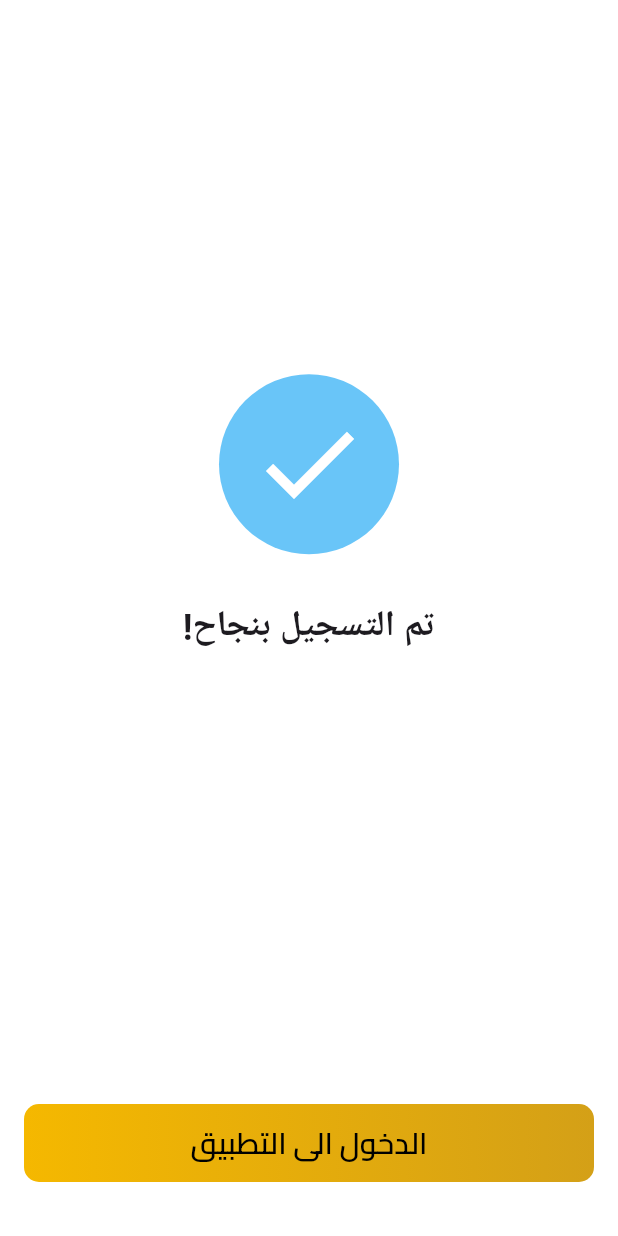
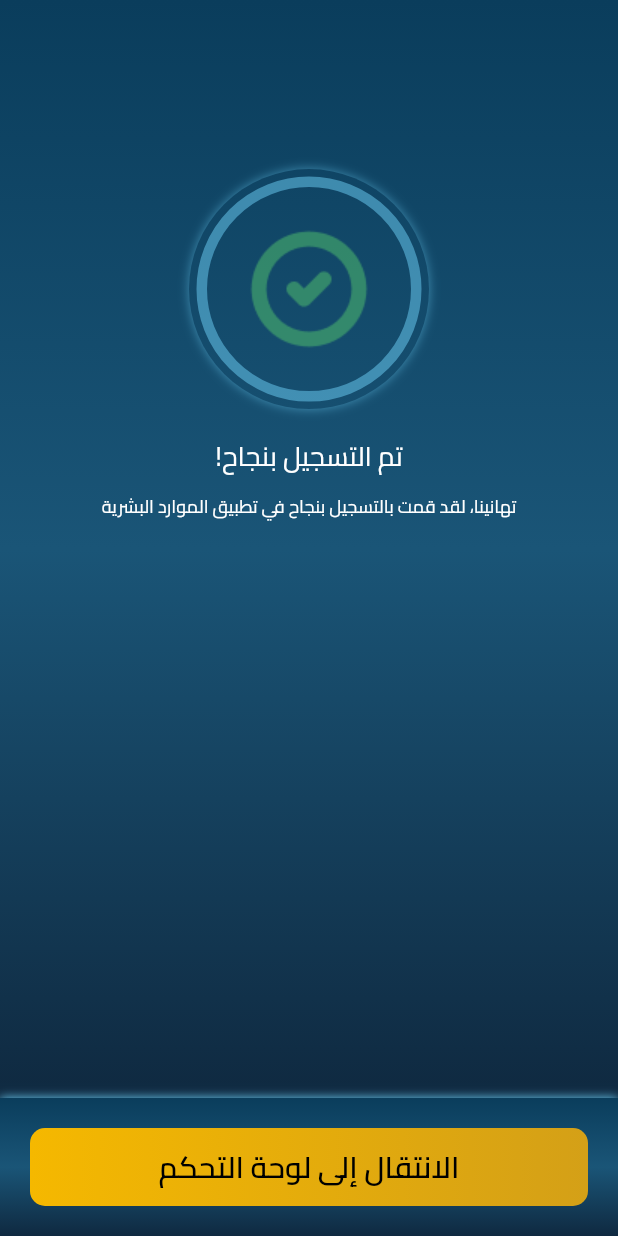
Before and after one commit to Human-Rsource-App/Hr_moi_app, a Flutter app: the RegistrationSuccessScreen screen opened directly, on a phone screen of 412 x 824 dp. Run offline on Flutter 3.47's test engine with Material 3 defaults, Android fonts, the phone set to English and light mode, and no system bars; our stand-ins replace camera, conditional_builder_null_safety, dio, flutter_bloc, permission_handler, pin_code_fields and 1 more; missing offline and left inert: google_mlkit_commons, google_mlkit_face_detection, google_mlkit_text_recognition; accounts and stored records are empty.

Commit message:
update screens
add logo and update splash and registeration_success screens

```diff
--- a/lib/modules/auth/registeration/registration_success.dart
+++ b/lib/modules/auth/registeration/registration_success.dart
@@ -1,48 +1,112 @@
 import 'package:flutter/material.dart';
 import 'package:hr_moi/shared/components/components.dart';
+
+import '../../../shared/style/color.dart';
+import '../../home_screen/home_screen.dart';
 
 class RegistrationSuccessScreen extends StatelessWidget {
   const RegistrationSuccessScreen({super.key});
 
   @override
   Widget build(BuildContext context) {
-    return Scaffold(
-      body: Padding(
-        padding: const EdgeInsets.all(16.0),
-        child: Column(
-          mainAxisAlignment: MainAxisAlignment.center,
-          crossAxisAlignment: CrossAxisAlignment.stretch,
-          children: [
-            const Spacer(),
-            defaultCircleAvatar(
-              radius: 60,
-              backgroundColor: const Color(0xFF69C5F8),
-              child: const Icon(Icons.check, color: Colors.white, size: 80),
+    final size = MediaQuery.of(context).size;
+    final textTheme = Theme.of(context).textTheme;
+    return Directionality(
+      textDirection: TextDirection.rtl,
+      child: Scaffold(
+        body: Container(
+          decoration: BoxDecoration(
+              gradient: LinearGradient(colors: backGrColor,
+                  begin: Alignment.topCenter,
+                  end: Alignment.bottomCenter
+              )
+          ),
+          width: size.width,
+          height: size.height,
+          child: Padding(
+            padding: EdgeInsets.symmetric(vertical: size.height / 7),
+            child: SingleChildScrollView(
+              child: Column(
+                mainAxisAlignment: MainAxisAlignment.center,
+                children: [
+                  // Logo with rings
+                  _buildLogo(),
+                  const SizedBox(height: 24),
+                  // English title
+                  Text(  'تم التسجيل بنجاح!',
+                      style: textTheme.bodyMedium!.copyWith(color: Colors.white)),
+                  const SizedBox(height: 12),
+                  Text(  'تهانينا، لقد قمت بالتسجيل بنجاح في تطبيق الموارد البشرية',
+                      style: textTheme.bodySmall!.copyWith(color: Colors.white)),
+                ],
+              ),
             ),
-            const SizedBox(height: 32),
-            Text(
-              '!تم التسجيل بنجاح',
-              textAlign: TextAlign.center,
-              style: Theme.of(
-                context,
-              ).textTheme.headlineSmall?.copyWith(fontWeight: FontWeight.bold),
-            ),
-            const SizedBox(height: 8),
-            Text(
-              ' تم تسجيلك بنجاح في تطبيق خدمات وزارة الداخلية',
-              textAlign: TextAlign.center,
-              style: Theme.of(context).textTheme.bodyLarge,
-            ),
-            const Spacer(),
-            defaultButton(
-              context: context,
-              lable: 'الدخول الى التطبيق',
-              onPressed: () {},
-            ),
-            const SizedBox(height: 20),
-          ],
+          ),
         ),
+          bottomNavigationBar: Container(
+              padding: EdgeInsets.all(20.0),
+
+              decoration: BoxDecoration(boxShadow: [BoxShadow(blurRadius: 5, color: mainColor,
+                  offset: Offset(0, 0))],
+
+                  gradient: LinearGradient(
+                      begin: Alignment.topCenter,
+                      end: Alignment.bottomCenter,
+                      colors: backGrColor
+                  )
+              ),
+              child: defaultButton(
+                  context: context,
+                  lable: 'الانتقال إلى لوحة التحكم',
+                  onPressed: ()
+                  {
+                    Navigator.pushReplacement(
+                        context,
+                        MaterialPageRoute(
+                            builder: (context) => HomeScreen()
+                        )
+                    );
+                  }
+              )
+          )
+
       ),
     );
+
+  }
+
+  Widget _buildLogo() {
+    return Container(
+      width: 150,
+      height: 150,
+      decoration: BoxDecoration(
+        shape: BoxShape.circle,
+        border: Border.all(color: mainColor.withOpacity(0.5),width: 7.0,style: BorderStyle.solid ),
+        boxShadow: [
+          BoxShadow(
+            color: mainColor.withOpacity(0.5),
+            blurRadius: 5,
+            spreadRadius: 5,
+            blurStyle: BlurStyle.outer,
+          ),
+        ],
+      ),
+
+              child: Center(
+                child: Container(
+                  width: 80,
+                  height: 80,
+                  decoration: const BoxDecoration(
+                    shape: BoxShape.circle,
+                    // Placeholder for the actual logo
+                    image: DecorationImage(
+                      image: AssetImage('assets/icons/checked.png'),
+                      fit: BoxFit.cover,
+                    ),
+                  ),
+                ),
+              ),
+            );
+
   }
 }
```
Also changed, not shown: lib/main.dart (+7 -10 lines), lib/modules/splash_screen/splash.dart (+103 -76 lines), assets/icons/checked.png, assets/icons/moiLogo.png (added), 3 other files.
